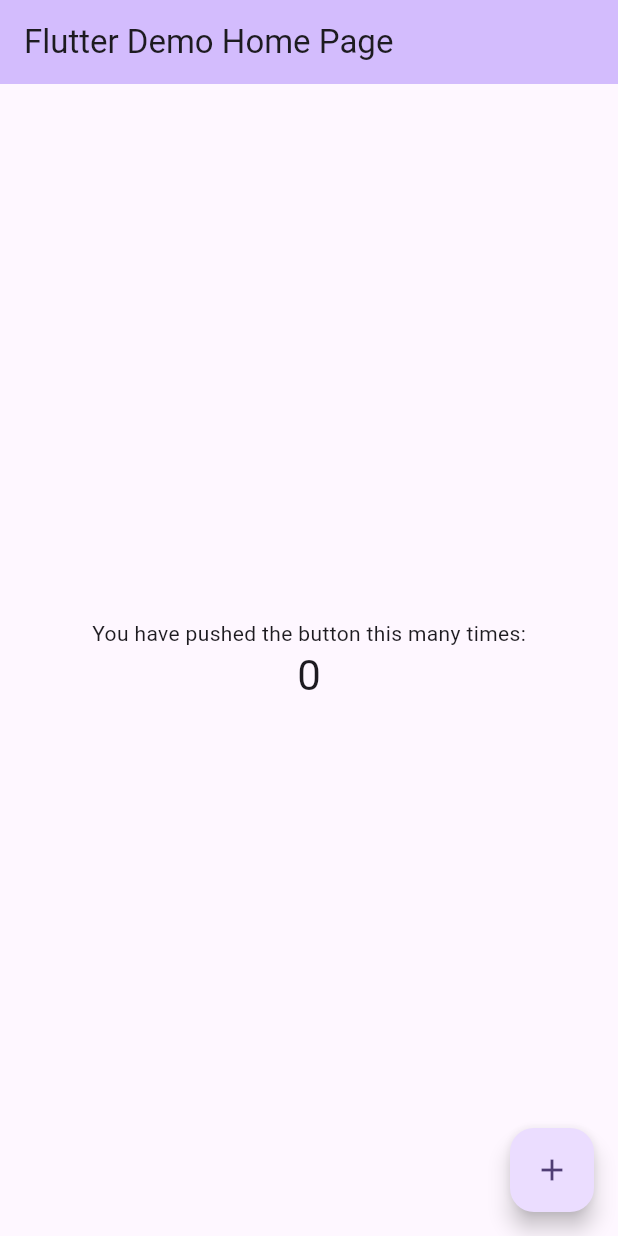
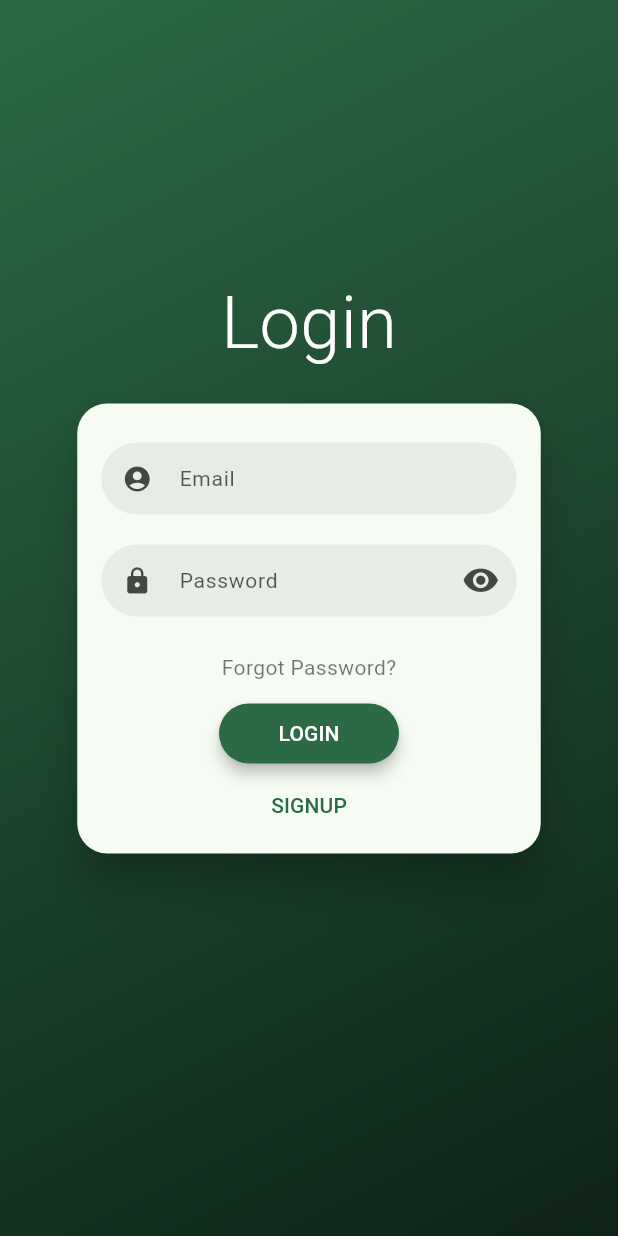
Before and after one commit to Dev-Kings/teafarmpro-mobile, a Flutter app: the screen it shows after launch, on a phone screen of 412 x 824 dp. Run offline on Flutter 3.47's test engine with Material 3 defaults, Android fonts, the phone set to English and light mode, and no system bars; drawn by our look-alikes of flutter_login.

Commit message:
implemented login screen

```diff
--- a/lib/main.dart
+++ b/lib/main.dart
@@ -1,4 +1,5 @@
 import 'package:flutter/material.dart';
+import 'package:teafarm_pro/screens/login.dart';
 
 void main() {
   runApp(const MyApp());
@@ -7,119 +8,16 @@
 class MyApp extends StatelessWidget {
   const MyApp({super.key});
 
-  // This widget is the root of your application.
   @override
   Widget build(BuildContext context) {
     return MaterialApp(
-      title: 'Flutter Demo',
+      debugShowCheckedModeBanner: false,
+      title: 'TEA FARM PRO',
       theme: ThemeData(
-        // This is the theme of your application.
-        //
-        // TRY THIS: Try running your application with "flutter run". You'll see
-        // the application has a purple toolbar. Then, without quitting the app,
-        // try changing the seedColor in the colorScheme below to Colors.green
-        // and then invoke "hot reload" (save your changes or press the "hot
-        // reload" button in a Flutter-supported IDE, or press "r" if you used
-        // the command line to start the app).
-        //
-        // Notice that the counter didn't reset back to zero; the application
-        // state is not lost during the reload. To reset the state, use hot
-        // restart instead.
-        //
-        // This works for code too, not just values: Most code changes can be
-        // tested with just a hot reload.
-        colorScheme: ColorScheme.fromSeed(seedColor: Colors.deepPurple),
+        colorScheme: ColorScheme.fromSeed(seedColor: const Color.fromARGB(255, 36, 233, 141)),
         useMaterial3: true,
       ),
-      home: const MyHomePage(title: 'Flutter Demo Home Page'),
+      home: LoginScreen(),
     );
   }
 }
-
-class MyHomePage extends StatefulWidget {
-  const MyHomePage({super.key, required this.title});
-
-  // This widget is the home page of your application. It is stateful, meaning
-  // that it has a State object (defined below) that contains fields that affect
-  // how it looks.
-
-  // This class is the configuration for the state. It holds the values (in this
-  // case the title) provided by the parent (in this case the App widget) and
-  // used by the build method of the State. Fields in a Widget subclass are
-  // always marked "final".
-
-  final String title;
-
-  @override
-  State<MyHomePage> createState() => _MyHomePageState();
-}
-
-class _MyHomePageState extends State<MyHomePage> {
-  int _counter = 0;
-
-  void _incrementCounter() {
-    setState(() {
-      // This call to setState tells the Flutter framework that something has
-      // changed in this State, which causes it to rerun the build method below
-      // so that the display can reflect the updated values. If we changed
-      // _counter without calling setState(), then the build method would not be
-      // called again, and so nothing would appear to happen.
-      _counter++;
-    });
-  }
-
-  @override
-  Widget build(BuildContext context) {
-    // This method is rerun every time setState is called, for instance as done
-    // by the _incrementCounter method above.
-    //
-    // The Flutter framework has been optimized to make rerunning build methods
-    // fast, so that you can just rebuild anything that needs updating rather
-    // than having to individually change instances of widgets.
-    return Scaffold(
-      appBar: AppBar(
-        // TRY THIS: Try changing the color here to a specific color (to
-        // Colors.amber, perhaps?) and trigger a hot reload to see the AppBar
-        // change color while the other colors stay the same.
-        backgroundColor: Theme.of(context).colorScheme.inversePrimary,
-        // Here we take the value from the MyHomePage object that was created by
-        // the App.build method, and use it to set our appbar title.
-        title: Text(widget.title),
-      ),
-      body: Center(
-        // Center is a layout widget. It takes a single child and positions it
-        // in the middle of the parent.
-        child: Column(
-          // Column is also a layout widget. It takes a list of children and
-          // arranges them vertically. By default, it sizes itself to fit its
-          // children horizontally, and tries to be as tall as its parent.
-          //
-          // Column has various properties to control how it sizes itself and
-          // how it positions its children. Here we use mainAxisAlignment to
-          // center the children vertically; the main axis here is the vertical
-          // axis because Columns are vertical (the cross axis would be
-          // horizontal).
-          //
-          // TRY THIS: Invoke "debug painting" (choose the "Toggle Debug Paint"
-          // action in the IDE, or press "p" in the console), to see the
-          // wireframe for each widget.
-          mainAxisAlignment: MainAxisAlignment.center,
-          children: <Widget>[
-            const Text(
-              'You have pushed the button this many times:',
-            ),
-            Text(
-              '$_counter',
-              style: Theme.of(context).textTheme.headlineMedium,
-            ),
-          ],
-        ),
-      ),
-      floatingActionButton: FloatingActionButton(
-        onPressed: _incrementCounter,
-        tooltip: 'Increment',
-        child: const Icon(Icons.add),
-      ), // This trailing comma makes auto-formatting nicer for build methods.
-    );
-  }
-}
--- /dev/null
+++ b/lib/screens/login.dart
@@ -0,0 +1,56 @@
+import 'package:flutter/material.dart';
+import 'package:flutter_login/flutter_login.dart';
+
+const users =  {
+  'davekings@gmail.com': '12345',
+  'dan@gmail.com': 'danchirchir',
+};
+
+class LoginScreen extends StatelessWidget {
+  const LoginScreen({super.key});
+
+  Duration get loginTime => const Duration(milliseconds: 2250);
+
+  Future<String?> _authUser(LoginData data) {
+    debugPrint('Name: ${data.name}, Password: ${data.password}');
+    return Future.delayed(loginTime).then((_) {
+      if (!users.containsKey(data.name)) {
+        return 'User not exists';
+      }
+      if (users[data.name] != data.password) {
+        return 'Password does not match';
+      }
+      return null;
+    });
+  }
+
+  Future<String?> _signupUser(SignupData data) {
+    debugPrint('Signup Name: ${data.name}, Password: ${data.password}');
+    return Future.delayed(loginTime).then((_) {
+      return null;
+    });
+  }
+
+  Future<String> _recoverPassword(String name) {
+    debugPrint('Name: $name');
+    return Future.delayed(loginTime).then((_) {
+      if (!users.containsKey(name)) {
+        return 'User not exists';
+      }
+      return 'null';
+    });
+  }
+
+  @override
+  Widget build(BuildContext context) {
+    return FlutterLogin(
+      title: 'Login',
+      onLogin: _authUser,
+      onSignup: _signupUser,
+      onSubmitAnimationCompleted: () {
+        print('object');
+      },
+      onRecoverPassword: _recoverPassword,
+    );
+  }
+}
--- a/pubspec.yaml
+++ b/pubspec.yaml
@@ -34,6 +34,7 @@ dependencies:
   # The following adds the Cupertino Icons font to your application.
   # Use with the CupertinoIcons class for iOS style icons.
   cupertino_icons: ^1.0.8
+  flutter_login: ^5.0.0
 
 dev_dependencies:
   flutter_test:
@@ -58,8 +59,8 @@ flutter:
   uses-material-design: true
 
   # To add assets to your application, add an assets section, like this:
-  # assets:
-  #   - images/a_dot_burr.jpeg
+  assets:
+    - assets/images/teafarm.jpg
   #   - images/a_dot_ham.jpeg
 
   # An image asset can refer to one or more resolution-specific "variants", see
```
Also changed, not shown: pubspec.lock, 5 other files.
